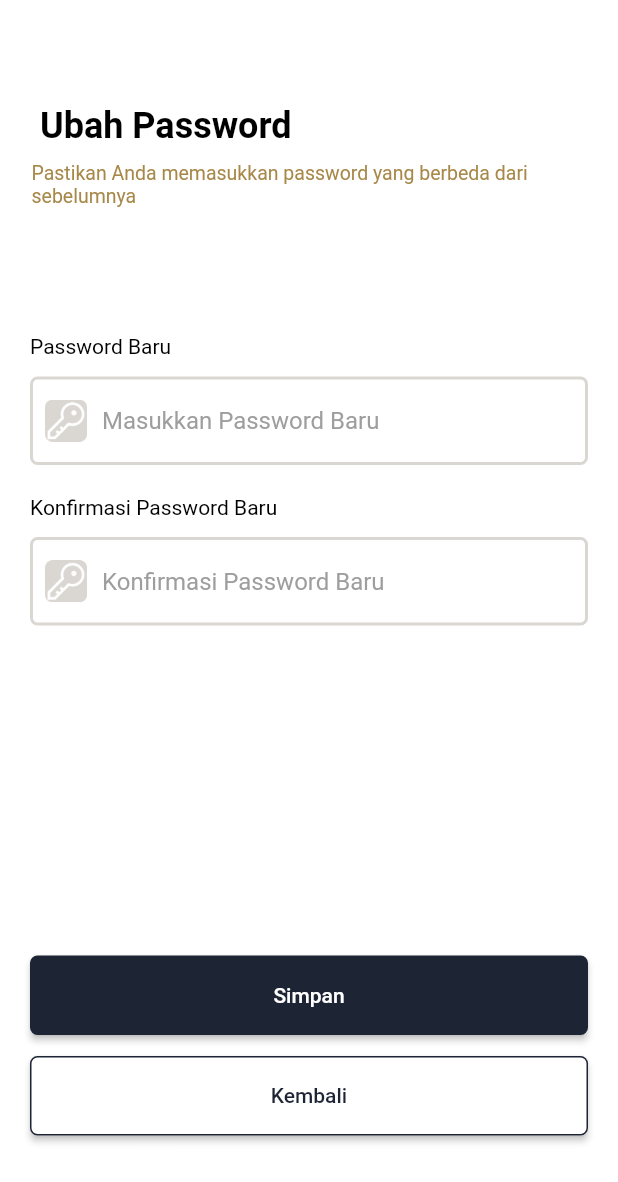
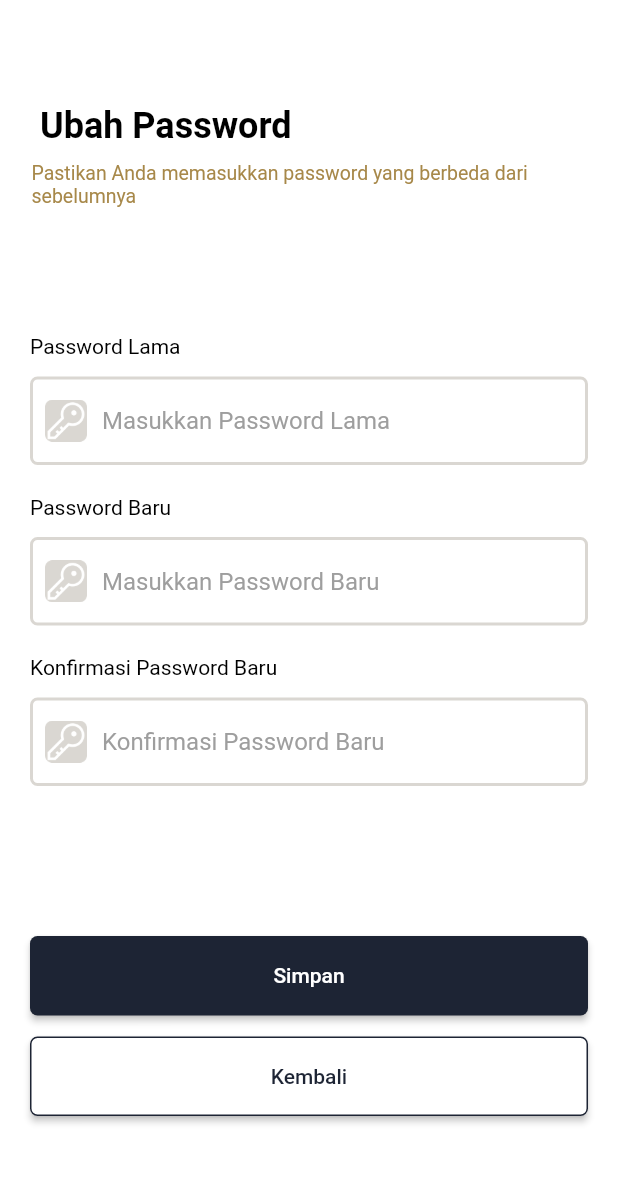
Before and after one commit to ybrefodlavir/BarberX, a Flutter app: the ChangePassword screen opened by its route, on a phone screen of 412 x 824 dp. Shown: the top 1182 px of the screen. Run offline on Flutter 3.47's test engine with Material 2 defaults, Android fonts, the phone set to English and light mode, and no system bars; our stand-ins replace device_info, shared_preferences; accounts and stored records are empty.

Commit message:
update password feature

```diff
--- a/lib/pages/changepassword_page.dart
+++ b/lib/pages/changepassword_page.dart
@@ -19,6 +19,7 @@ class ChangePassword extends StatefulWidget {
 
 class _ChangePasswordState extends State<ChangePassword> {
   final GlobalKey<FormState> _formKey = GlobalKey<FormState>();
+  final oldPasswordController = TextEditingController();
   final passwordController = TextEditingController();
   final passwordConfirmController = TextEditingController();
   final idController = TextEditingController();
@@ -114,6 +115,66 @@ class _ChangePasswordState extends State<ChangePassword> {
                     Container(
                       margin: EdgeInsets.only(top: 3),
                       child: Text(
+                        'Password Lama',
+                        style: TextStyle(
+                          color: Colors.black,
+                          fontSize: 14,
+                        ),
+                      ),
+                    ),
+                    Container(
+                      margin: EdgeInsets.only(top: 12),
+                      width: 374,
+                      child: TextFormField(
+                        keyboardType: TextInputType.name,
+                        controller: oldPasswordController,
+                        obscureText: true,
+                        autocorrect: false,
+                        validator: (String? value) {
+                          if (value!.trim().isEmpty) {
+                            return 'Masukkan Password Lama';
+                          }
+                          return null;
+                        },
+                        onChanged: (text) => setState(() => errorMessage = ''),
+                        decoration: InputDecoration(
+                          hintText: 'Masukkan Password Lama',
+                          prefixIcon: Padding(
+                            padding: const EdgeInsets.all(10),
+                            child: Image.asset(
+                              'images/carbon_password.png',
+                              width: 17,
+                              height: 17,
+                              fit: BoxFit.fill,
+                            ),
+                          ),
+                          hintStyle: TextStyle(color: Colors.grey),
+                          filled: true,
+                          fillColor: Colors.white,
+                          enabledBorder: OutlineInputBorder(
+                            borderRadius: BorderRadius.all(Radius.circular(5)),
+                            borderSide:
+                                BorderSide(color: Color(0xffDAD7D2), width: 2),
+                          ),
+                          focusedBorder: OutlineInputBorder(
+                            borderRadius: BorderRadius.all(Radius.circular(3)),
+                            borderSide:
+                                BorderSide(color: Color(0xffDAD7D2), width: 2),
+                          ),
+                        ),
+                      ),
+                    ),
+                  ],
+                ),
+              ),
+              Container(
+                margin: EdgeInsets.only(top: 17, left: 20, right: 20),
+                child: Column(
+                  crossAxisAlignment: CrossAxisAlignment.start,
+                  children: [
+                    Container(
+                      margin: EdgeInsets.only(top: 3),
+                      child: Text(
                         'Password Baru',
                         style: TextStyle(
                           color: Colors.black,
@@ -127,6 +188,8 @@ class _ChangePasswordState extends State<ChangePassword> {
                       child: TextFormField(
                         keyboardType: TextInputType.name,
                         controller: passwordController,
+                        obscureText: true,
+                        autocorrect: false,
                         validator: (String? value) {
                           if (value!.trim().isEmpty) {
                             return 'Masukkan Password Baru';
@@ -134,7 +197,6 @@ class _ChangePasswordState extends State<ChangePassword> {
                           return null;
                         },
                         onChanged: (text) => setState(() => errorMessage = ''),
-                        autocorrect: true,
                         decoration: InputDecoration(
                           hintText: 'Masukkan Password Baru',
                           prefixIcon: Padding(
@@ -184,8 +246,10 @@ class _ChangePasswordState extends State<ChangePassword> {
                       margin: EdgeInsets.only(top: 12),
                       width: 374,
                       child: TextFormField(
-                         keyboardType: TextInputType.name,
+                        keyboardType: TextInputType.name,
                         controller: passwordConfirmController,
+                        obscureText: true,
+                        autocorrect: false,
                         validator: (String? value) {
                           if (value!.trim().isEmpty) {
                             return 'Masukkan Password Konfirmasi';
@@ -193,7 +257,6 @@ class _ChangePasswordState extends State<ChangePassword> {
                           return null;
                         },
                         onChanged: (text) => setState(() => errorMessage = ''),
-                        autocorrect: true,
                         decoration: InputDecoration(
                           hintText: 'Konfirmasi Password Baru',
                           prefixIcon: Padding(
@@ -226,7 +289,7 @@ class _ChangePasswordState extends State<ChangePassword> {
               ),
               Container(
                 height: 53,
-                margin: EdgeInsets.only(top: 220, left: 20, right: 20),
+                margin: EdgeInsets.only(top: 100, left: 20, right: 20),
                 width: 373,
                 child: ElevatedButton(
                   style: ElevatedButton.styleFrom(
@@ -285,6 +348,7 @@ class _ChangePasswordState extends State<ChangePassword> {
     try {
       await provider.postPassword(
         int.parse(idController.text),
+        oldPasswordController.text,
         passwordController.text,
         passwordConfirmController.text,
       );
--- a/lib/pages/editacc_page.dart
+++ b/lib/pages/editacc_page.dart
@@ -286,7 +286,7 @@ class _EditAccState extends State<EditAcc> {
             ),
             Container(
               height: 53,
-              margin: EdgeInsets.only(top: 150, left: 20, right: 20),
+              margin: EdgeInsets.only(top: 130, left: 20, right: 20),
               width: 373,
               child: ElevatedButton(
                 style: ElevatedButton.styleFrom(
--- a/lib/pages/home_page.dart
+++ b/lib/pages/home_page.dart
@@ -93,7 +93,6 @@ class _HomeState extends State<Home> {
   Future<void> onItemTapped(int index) async {
     setState(() {
       selectedIndex = index;
-      print(selectedIndex);
     });
   }
 }
--- a/lib/services/api.dart
+++ b/lib/services/api.dart
@@ -9,7 +9,7 @@ class ApiService {
     this.token = token;
   }
 
-  final String baseUrl = 'http://192.168.2.106:80/api/';
+  final String baseUrl = 'http://172.22.176.1:8000/api/';
 
   Future<String> register(String name, String email, String phone,
       String password, String passwordConfirm) async {
@@ -98,17 +98,19 @@ class ApiService {
     return response.body;
   }
 
-  Future<String> postPassword(
-      int id, String password, String passwordConfirm) async {
+  Future<String> postPassword(int id, String oldPassword, String password,
+      String passwordConfirm) async {
     String uri = baseUrl + 'akun/change/password/' + id.toString();
-    print(id);
     http.Response response = await http.put(Uri.parse(uri),
         headers: {
           HttpHeaders.contentTypeHeader: 'application/json',
           HttpHeaders.acceptHeader: 'application/json',
         },
-        body: jsonEncode(
-            {'password': password, 'password_confirmation': passwordConfirm}));
+        body: jsonEncode({
+          'oldPassowed': oldPassword,
+          'password': password,
+          'password_confirmation': passwordConfirm
+        }));
 
     if (response.statusCode == 422) {
       Map<String, dynamic> body = jsonDecode(response.body);
```
Also changed, not shown: lib/providers/AuthProvider.dart (+6 -4 lines).
